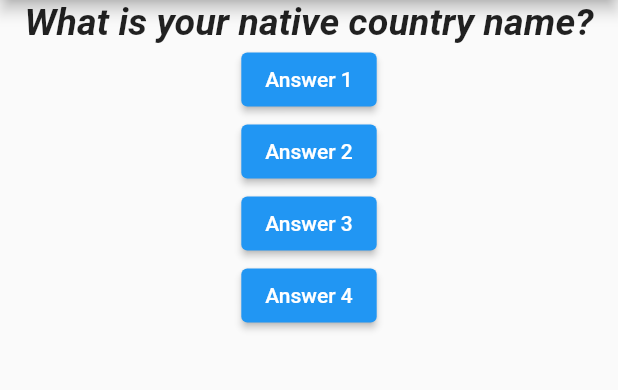
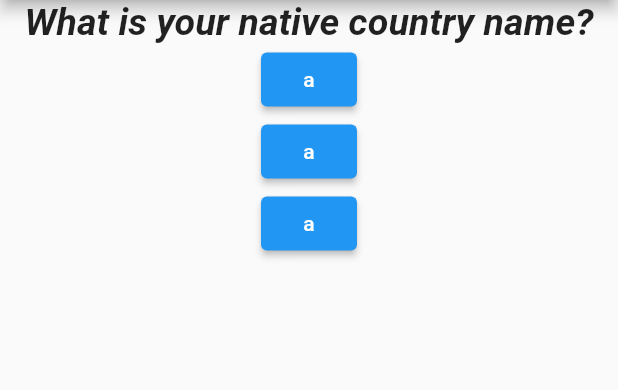
Before and after one commit to darshak-patel/quiz_app, a Flutter app: the screen it shows after launch, on a phone screen of 412 x 824 dp, the part 84-474 px from its top. Run offline on Flutter 3.47's test engine with Material 2 defaults, Android fonts, the phone set to English and light mode, and no system bars.

Commit message:
answer file added

```diff
--- /dev/null
+++ b/lib/answer.dart
@@ -0,0 +1,12 @@
+import 'package:flutter/material.dart';
+
+class Answer extends StatelessWidget {
+  VoidCallback function;
+  String aText;
+  Answer({Key? key, required this.aText, required this.function}) : super(key: key);
+
+  @override
+  Widget build(BuildContext context) {
+    return ElevatedButton(onPressed: function, child: Text(aText));
+  }
+}
--- a/lib/main.dart
+++ b/lib/main.dart
@@ -1,4 +1,5 @@
 import 'package:flutter/material.dart';
+import 'package:quiz_app/answer.dart';
 import 'package:quiz_app/question.dart';
 
 void main() => runApp(const MyApp());
@@ -13,9 +14,18 @@ class MyApp extends StatefulWidget {
 class _MyAppState extends State<MyApp> {
   var counter = 0;
   final questions = [
-    "What is your native country name?",
-    "What is the name of programming language you are learning at present?",
-    "What is your favourite food?"
+    {
+      'qText': 'What is your native country name?',
+      'answers': ['India', 'Canada', 'USA', 'UK']
+    },
+    {
+      'qText': 'What is the name of programming language you are learning at present?',
+      'answers': ['Java', 'Python', 'C++', 'Flutter']
+    },
+    {
+      'qText': 'What is your favourite food?',
+      'answers': ['Apple', 'Orange', 'Kiwi', 'Banana']
+    },
   ];
 
   incrementCounter() {
@@ -37,14 +47,11 @@ class _MyAppState extends State<MyApp> {
                   children: [
                     Center(
                       child: Question(
-                        qText: questions[counter],
+                        qText: questions[counter]['qText'],
                       ),
                       widthFactor: double.infinity,
                     ),
-                    ElevatedButton(onPressed: incrementCounter, child: const Text("Answer 1")),
-                    ElevatedButton(onPressed: incrementCounter, child: const Text("Answer 2")),
-                    ElevatedButton(onPressed: incrementCounter, child: const Text("Answer 3")),
-                    ElevatedButton(onPressed: incrementCounter, child: const Text("Answer 4"))
+                    ...questions.map((e) => Answer(aText: 'a', function: incrementCounter))
                   ],
                 )
               : const Center(
```
